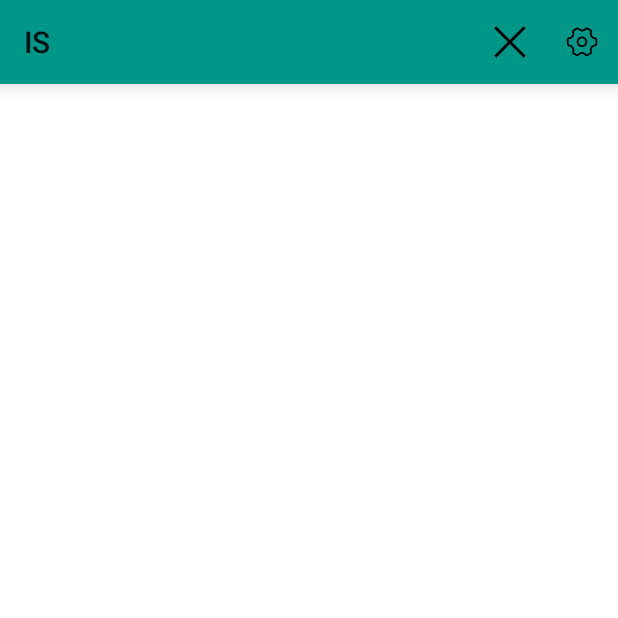
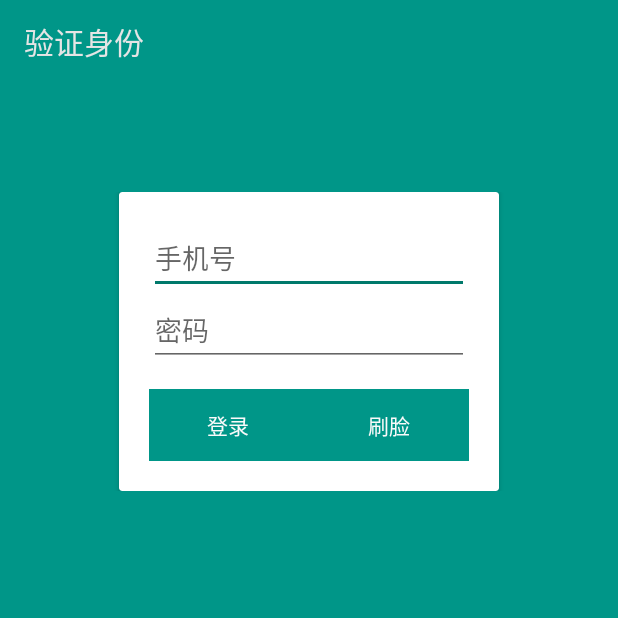
Before and after one commit to liu-yiwei/is, an Android app: the screen it shows after launch (MainActivity before the commit, LoginActivity after it), on a phone screen of 412 x 824 dp, the top half of it. Run offline under Robolectric (Android 15) with nearby library versions, the phone set to English and light mode, and no system bars; libraries missing offline, so code that uses them is left out: com.isnc.facesdk; plain views replace RevealFrameLayout; 1 statement that could not run was skipped.

Commit message:
3. 刷脸登录和密码登录的基本功能. 去掉了上次提交选择文件的模块(莫名闪退)

```diff
--- a/app/build.gradle
+++ b/app/build.gradle
@@ -43,4 +43,7 @@ dependencies {
 
     compile 'com.jakewharton:butterknife:8.5.1'
     annotationProcessor 'com.jakewharton:butterknife-compiler:8.5.1'
+
+    compile 'com.isnc.facesdk:superid-sdk:1.7.0'
+
 }
--- a/app/src/main/java/cn/levacr/is/is/MainActivity.java
+++ b/app/src/main/java/cn/levacr/is/is/MainActivity.java
@@ -10,6 +10,8 @@ import android.view.MenuInflater;
 import android.view.MenuItem;
 import android.view.View;
 import android.view.animation.AccelerateDecelerateInterpolator;
+
+import com.isnc.facesdk.SuperID;
 
 import cn.levacr.is.is.local.LocalFragment;
 import cn.levacr.is.is.pref.PrefFragment;
--- a/app/src/main/java/cn/levacr/is/is/local/LocalFragment.java
+++ b/app/src/main/java/cn/levacr/is/is/local/LocalFragment.java
@@ -12,6 +12,7 @@ import android.view.ViewGroup;
 
 import com.getbase.floatingactionbutton.FloatingActionButton;
 import com.gigamole.library.navigationtabstrip.NavigationTabStrip;
+import com.isnc.facesdk.SuperID;
 
 import java.util.ArrayList;
 import java.util.List;
@@ -43,7 +44,6 @@ public class LocalFragment extends BaseFragment {
     @Override
     public View onCreateView(LayoutInflater inflater, @Nullable ViewGroup container, Bundle savedInstanceState) {
         View root = inflater.inflate(R.layout.local_frag,container,false);
-
         navigationTabStrip = (NavigationTabStrip) root.findViewById(R.id.tab);
         viewPager = (ViewPager) root.findViewById(R.id.viewpager);
         initTab();
--- /dev/null
+++ b/app/src/main/java/cn/levacr/is/is/login/LoginActivity.java
@@ -0,0 +1,110 @@
+package cn.levacr.is.is.login;
+
+import android.app.Activity;
+import android.content.Intent;
+import android.media.tv.TvContract;
+import android.os.Bundle;
+import android.os.PersistableBundle;
+import android.support.annotation.Nullable;
+import android.support.v7.app.AppCompatActivity;
+import android.view.View;
+import android.widget.Button;
+import android.widget.TextView;
+import android.widget.Toast;
+
+import com.isnc.facesdk.SuperID;
+import com.isnc.facesdk.common.SDKConfig;
+
+import cn.levacr.is.is.MainActivity;
+import cn.levacr.is.is.R;
+import cn.levacr.is.is.util.EncrUtils;
+
+/**
+ * Created by hello on 2017/5/3.
+ */
+
+public class LoginActivity extends Activity {
+
+    Button faceBut;
+    Button loginBut;
+    TextView username;
+    TextView password;
+
+    @Override
+    public void onCreate(@Nullable Bundle savedInstanceState) {
+        super.onCreate(savedInstanceState);
+        SuperID.initFaceSDK(this);
+        setContentView(R.layout.activity_login);
+
+        faceBut = (Button) findViewById(R.id.faceLogin);
+        loginBut = (Button) findViewById(R.id.login);
+        username = (TextView) findViewById(R.id.username);
+        password = (TextView) findViewById(R.id.password);
+
+        faceBut.setOnClickListener(new View.OnClickListener() {
+            @Override
+            public void onClick(View v) {
+                loginWithFace();
+            }
+        });
+        loginBut.setOnClickListener(new View.OnClickListener() {
+            @Override
+            public void onClick(View v) {
+                String u = username.getText().toString();
+                String p =password.getText().toString();
+                if (!u.isEmpty()&&!p.isEmpty()){
+                    if (login(u,p))
+                        turnToMain();
+                }else
+                    showFailure();
+
+            }
+        });
+    }
+
+
+    //shua刷脸登录的函数
+    void loginWithFace(){
+        SuperID.faceLogin(this);
+    }
+
+    @Override
+    protected void onActivityResult(int requestCode, int resultCode, Intent data) {
+        super.onActivityResult(requestCode, resultCode, data);
+        switch (resultCode){
+            case SDKConfig.LOGINSUCCESS:
+                turnToMain();
+                break;
+            case SDKConfig.LOGINFAIL:
+                showFailure();
+                break;
+            default:
+               showFailure();
+                break;
+        }
+    }
+
+    private void showFailure(){
+        Toast.makeText(this, "登录失败", Toast.LENGTH_SHORT).show();
+    }
+
+    public boolean login(String username, String password){
+        return getMd5FromSever(username).equals(getMd5FromUser(password));
+    }
+
+
+    private void turnToMain(){
+        Intent i = new Intent(LoginActivity.this,MainActivity.class);
+        startActivity(i);
+        LoginActivity.this.finish();
+    }
+
+    private String getMd5FromSever(String username){
+        // TODO: 2017/5/3   从服务器获取md5的操作
+        return "e10adc3949ba59abbe56e057f20f883e";
+    }
+
+    private String getMd5FromUser(String password){
+        return EncrUtils.md5(password);
+    }
+}
--- /dev/null
+++ b/app/src/main/res/layout/activity_login.xml
@@ -0,0 +1,104 @@
+<?xml version="1.0" encoding="utf-8"?>
+<RelativeLayout xmlns:android="http://schemas.android.com/apk/res/android"
+              xmlns:app="http://schemas.android.com/apk/res-auto"
+              android:orientation="vertical"
+              android:layout_width="match_parent"
+              android:layout_height="match_parent"
+                android:background="@color/colorPrimary">
+
+    <android.support.v7.widget.ButtonBarLayout
+        android:layout_width="match_parent"
+        android:layout_height="wrap_content"
+        android:background="@color/colorPrimary"
+        android:id="@+id/buttonBarLayout">
+
+        <android.support.v7.widget.Toolbar
+            android:id="@+id/toobar"
+            android:layout_width="match_parent"
+            android:layout_height="wrap_content"
+            android:theme="@style/AppTheme"
+            android:background="@color/colorPrimary"
+            app:title="@string/identity"
+            app:titleTextColor="@color/background"
+            >
+        </android.support.v7.widget.Toolbar>
+    </android.support.v7.widget.ButtonBarLayout>
+
+
+
+    <LinearLayout
+        android:layout_width="match_parent"
+        android:layout_height="wrap_content"
+        android:orientation="vertical"
+        android:layout_marginTop="72dp"
+        android:layout_below="@+id/buttonBarLayout"
+        android:layout_alignParentStart="true">
+
+        <android.support.v7.widget.CardView
+            android:layout_width="wrap_content"
+            android:layout_height="wrap_content"
+            android:layout_gravity="center">
+
+            <LinearLayout
+                android:padding="20dp"
+
+                android:layout_width="wrap_content"
+                android:layout_height="match_parent"
+                android:orientation="vertical">
+
+                <EditText
+                    android:id="@+id/username"
+                    android:layout_width="match_parent"
+                    android:layout_height="wrap_content"
+                    android:ems="10"
+                    android:hint="手机号 "
+                    android:inputType="phone"
+                    android:outlineProvider="background"/>
+
+                <EditText
+                    android:id="@+id/password"
+                    android:layout_width="match_parent"
+                    android:layout_height="wrap_content"
+                    android:ems="10"
+                    android:hint="密码"
+                    android:inputType="textPassword"/>
+                <LinearLayout
+                    android:layout_width="match_parent"
+                    android:layout_height="match_parent"
+                    android:orientation="horizontal"
+                    android:weightSum="1"
+                    android:paddingTop="15dp"
+                    android:padding="-10dp">
+
+                    <Button
+                        android:id="@+id/login"
+                        android:layout_width="match_parent"
+                        android:layout_height="match_parent"
+                        android:layout_gravity="center"
+                        android:layout_weight="0.5"
+                        android:background="@color/colorPrimary"
+                        android:elevation="20dp"
+                        android:outlineProvider="background"
+                        android:text="@string/login"
+                        android:textColor="@color/white"/>
+
+                    <Button
+                        android:padding="10dp"
+                        android:id="@+id/faceLogin"
+                        android:layout_width="match_parent"
+                        android:layout_height="wrap_content"
+                        android:layout_gravity="center"
+                        android:background="@color/colorPrimary"
+                        android:text="@string/face"
+                        android:layout_weight="0.5"
+                        android:elevation="20dp"
+                        android:textColor="@color/white"/>
+                </LinearLayout>
+            </LinearLayout>
+
+        </android.support.v7.widget.CardView>
+
+
+    </LinearLayout>
+
+</RelativeLayout>
--- a/app/src/main/res/values/strings.xml
+++ b/app/src/main/res/values/strings.xml
@@ -32,6 +32,9 @@
     <string name="skip_button_label">Skip</string>
     <string name="next_button_label">Next</string>
     <string name="back_button_label">Back</string>
+    <string name="identity">验证身份</string>
+    <string name="face">刷脸</string>
+    <string name="login">登录</string>
     <string-array name="sync_options">
         <item>本地云端合并去重</item>
         <item>本地覆盖云端</item>
```
Also changed, not shown: app/src/main/AndroidManifest.xml (+76 -3 lines), app/src/main/res/mipmap-hdpi/ic_launcher.png, app/src/main/res/mipmap-mdpi/ic_launcher.png, app/src/main/res/mipmap-xhdpi/ic_launcher.png, app/src/main/res/mipmap-xxhdpi/ic_launcher.png, app/src/main/res/mipmap-xxxhdpi/ic_launcher.png.
